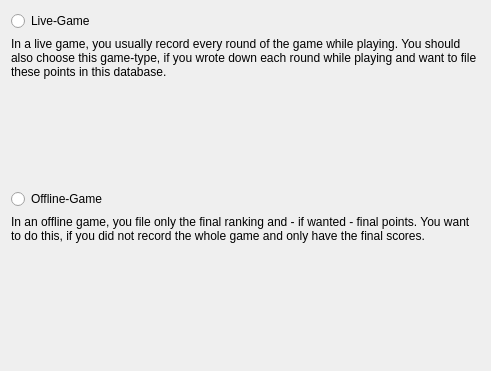
Above: Gui/Wizards/NewGame/liveofflinegamewidget.ui from lbproductions/ProjectStats before the change. Below: the same form after it.
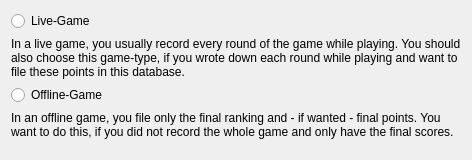
That is the form after the change.

Commit message: - Improved some Layouts in ui-files (same look-and-feel, at least I hope so :D) due to better performance with Qt.

Patch:
```diff
--- a/Gui/Wizards/NewGame/liveofflinegamewidget.ui
+++ b/Gui/Wizards/NewGame/liveofflinegamewidget.ui
@@ -6,16 +6,17 @@
    <rect>
     <x>0</x>
     <y>0</y>
-    <width>491</width>
-    <height>371</height>
+    <width>472</width>
+    <height>160</height>
    </rect>
   </property>
   <property name="windowTitle">
    <string>Form</string>
   </property>
   <layout class="QVBoxLayout" name="verticalLayout">
-   <item>
-    <layout class="QVBoxLayout" name="verticalLayout_4">
+   <property name="spacing">
+    <number>6</number>
+   </property>
      <item>
       <widget class="QRadioButton" name="radioButtonLiveGame">
        <property name="text">
@@ -36,10 +37,6 @@
        </property>
       </widget>
      </item>
-    </layout>
-   </item>
-   <item>
-    <layout class="QVBoxLayout" name="verticalLayout_3">
      <item>
       <widget class="QRadioButton" name="radioButtonOfflineGame">
        <property name="text">
@@ -68,8 +65,6 @@
         <bool>false</bool>
        </property>
       </widget>
-     </item>
-    </layout>
    </item>
   </layout>
  </widget>
```
Lines whose indentation alone changed are shown as unchanged. The commit also changes 5 other files.
